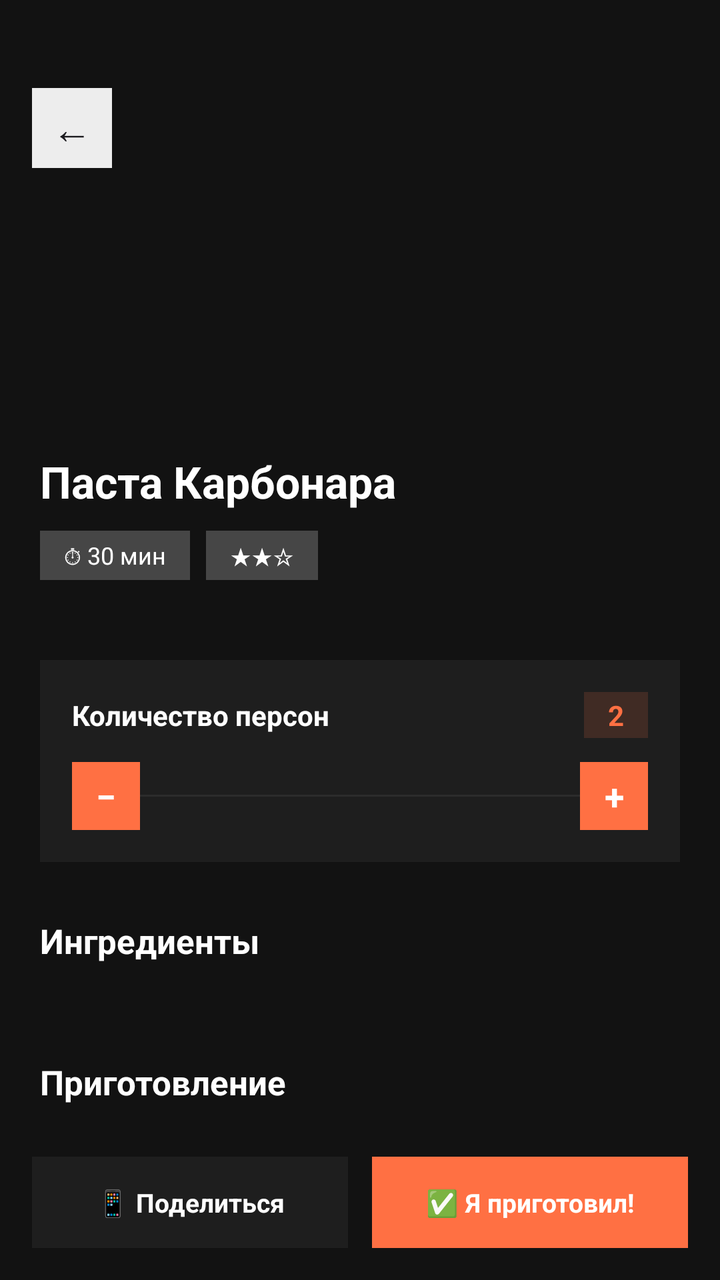
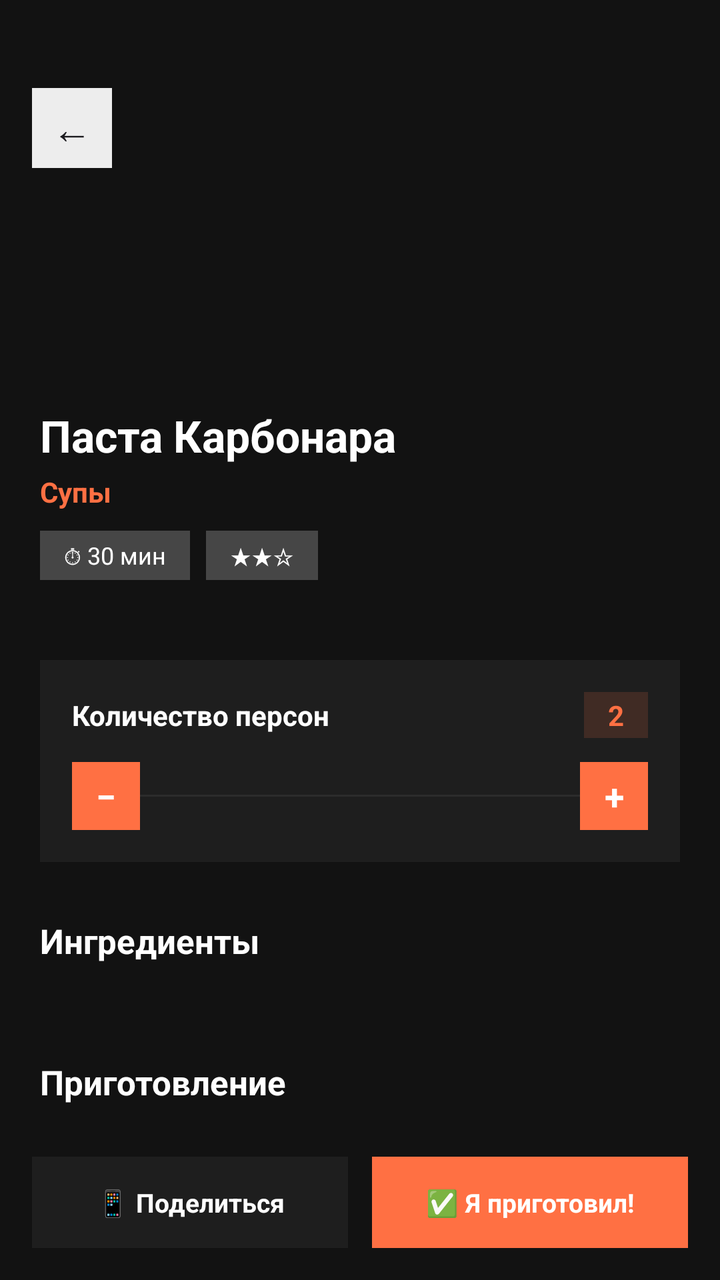

Screens rendered from an Android XML layout before and after an edit, with the pre-edit source and the edit as a unified diff.
<!-- AndroidManifest.xml: application theme Theme.Application -->
<!-- res/layout/fragment_recipe_detail.xml -->
<?xml version="1.0" encoding="utf-8"?>
<androidx.constraintlayout.widget.ConstraintLayout
    xmlns:android="http://schemas.android.com/apk/res/android"
    xmlns:app="http://schemas.android.com/apk/res-auto"
    android:layout_width="match_parent"
    android:layout_height="match_parent"
    android:background="#121212">

    <androidx.core.widget.NestedScrollView
        android:id="@+id/scroll"
        android:layout_width="0dp"
        android:layout_height="0dp"
        app:layout_constraintTop_toTopOf="parent"
        app:layout_constraintBottom_toTopOf="@id/bottomBar"
        app:layout_constraintStart_toStartOf="parent"
        app:layout_constraintEnd_toEndOf="parent">

        <LinearLayout
            android:layout_width="match_parent"
            android:layout_height="wrap_content"
            android:orientation="vertical">

            
            <FrameLayout
                android:layout_width="match_parent"
                android:layout_height="310dp">

                <ImageView
                    android:id="@+id/heroImage"
                    android:layout_width="match_parent"
                    android:layout_height="match_parent"
                    android:scaleType="centerCrop"
                    android:background="#2C2C2C" />

                <View
                    android:layout_width="match_parent"
                    android:layout_height="match_parent"
                    android:background="#99000000" />

                <TextView
                    android:id="@+id/backButton"
                    android:layout_width="40dp"
                    android:layout_height="40dp"
                    android:layout_marginTop="44dp"
                    android:layout_marginStart="16dp"
                    android:background="#ECFFFFFF"
                    android:gravity="center"
                    android:text="←"
                    android:textColor="#1C1B1F"
                    android:textSize="20sp" />

                <LinearLayout
                    android:layout_width="match_parent"
                    android:layout_height="wrap_content"
                    android:layout_gravity="bottom"
                    android:orientation="vertical"
                    android:padding="20dp">

                    <TextView
                        android:id="@+id/titleText"
                        android:layout_width="wrap_content"
                        android:layout_height="wrap_content"
                        android:text="Паста Карбонара"
                        android:textColor="#FFFFFF"
                        android:textSize="22sp"
                        android:textStyle="bold" />

                    <LinearLayout
                        android:layout_width="wrap_content"
                        android:layout_height="wrap_content"
                        android:layout_marginTop="10dp"
                        android:orientation="horizontal">

                        <TextView
                            android:id="@+id/timeChip"
                            android:layout_width="wrap_content"
                            android:layout_height="wrap_content"
                            android:background="#38FFFFFF"
                            android:paddingHorizontal="12dp"
                            android:paddingVertical="4dp"
                            android:text="⏱ 30 мин"
                            android:textColor="#FFFFFF"
                            android:textSize="12sp" />

                        <TextView
                            android:id="@+id/difficultyChip"
                            android:layout_width="wrap_content"
                            android:layout_height="wrap_content"
                            android:layout_marginStart="8dp"
                            android:background="#38FFFFFF"
                            android:paddingHorizontal="12dp"
                            android:paddingVertical="4dp"
                            android:text="★★☆"
                            android:textColor="#FFFFFF"
                            android:textSize="12sp" />
                    </LinearLayout>
                </LinearLayout>
            </FrameLayout>

            
            <LinearLayout
                android:layout_width="match_parent"
                android:layout_height="wrap_content"
                android:layout_margin="20dp"
                android:background="#1E1E1E"
                android:orientation="vertical"
                android:padding="16dp">

                <LinearLayout
                    android:layout_width="match_parent"
                    android:layout_height="wrap_content"
                    android:gravity="center_vertical"
                    android:orientation="horizontal">

                    <TextView
                        android:layout_width="0dp"
                        android:layout_height="wrap_content"
                        android:layout_weight="1"
                        android:text="Количество персон"
                        android:textColor="#FFFFFF"
                        android:textSize="14sp"
                        android:textStyle="bold" />

                    <TextView
                        android:id="@+id/servingsValue"
                        android:layout_width="wrap_content"
                        android:layout_height="wrap_content"
                        android:background="#26FF7043"
                        android:paddingHorizontal="12dp"
                        android:paddingVertical="2dp"
                        android:text="2"
                        android:textColor="#FF7043"
                        android:textSize="14sp"
                        android:textStyle="bold" />
                </LinearLayout>

                <LinearLayout
                    android:layout_width="match_parent"
                    android:layout_height="wrap_content"
                    android:layout_marginTop="12dp"
                    android:gravity="center_vertical"
                    android:orientation="horizontal">

                    <TextView
                        android:id="@+id/btnMinus"
                        android:layout_width="34dp"
                        android:layout_height="34dp"
                        android:background="#FF7043"
                        android:gravity="center"
                        android:text="−"
                        android:textColor="#FFFFFF"
                        android:textSize="18sp"
                        android:textStyle="bold" />

                    <View
                        android:layout_width="0dp"
                        android:layout_height="1dp"
                        android:layout_weight="1"
                        android:background="#2C2C2C" />

                    <TextView
                        android:id="@+id/btnPlus"
                        android:layout_width="34dp"
                        android:layout_height="34dp"
                        android:background="#FF7043"
                        android:gravity="center"
                        android:text="+"
                        android:textColor="#FFFFFF"
                        android:textSize="18sp"
                        android:textStyle="bold" />
                </LinearLayout>
            </LinearLayout>

            
            <TextView
                android:layout_width="wrap_content"
                android:layout_height="wrap_content"
                android:layout_marginStart="20dp"
                android:layout_marginTop="8dp"
                android:text="Ингредиенты"
                android:textColor="#FFFFFF"
                android:textSize="17sp"
                android:textStyle="bold" />

            <LinearLayout
                android:id="@+id/ingredientsList"
                android:layout_width="match_parent"
                android:layout_height="wrap_content"
                android:layout_margin="20dp"
                android:background="#1E1E1E"
                android:orientation="vertical" />

            
            <TextView
                android:layout_width="wrap_content"
                android:layout_height="wrap_content"
                android:layout_marginStart="20dp"
                android:layout_marginTop="8dp"
                android:text="Приготовление"
                android:textColor="#FFFFFF"
                android:textSize="17sp"
                android:textStyle="bold" />

            <TextView
                android:id="@+id/instructionsText"
                android:layout_width="match_parent"
                android:layout_height="wrap_content"
                android:layout_marginHorizontal="20dp"
                android:layout_marginTop="12dp"
                android:lineSpacingExtra="6dp"
                android:textColor="#FFFFFF"
                android:textSize="13sp" />
        </LinearLayout>
    </androidx.core.widget.NestedScrollView>

    
    <LinearLayout
        android:id="@+id/bottomBar"
        android:layout_width="0dp"
        android:layout_height="wrap_content"
        android:background="#121212"
        android:orientation="horizontal"
        android:padding="16dp"
        app:layout_constraintBottom_toBottomOf="parent"
        app:layout_constraintStart_toStartOf="parent"
        app:layout_constraintEnd_toEndOf="parent">

        <TextView
            android:id="@+id/btnShare"
            android:layout_width="0dp"
            android:layout_height="wrap_content"
            android:layout_weight="1"
            android:background="#1E1E1E"
            android:gravity="center"
            android:paddingVertical="14dp"
            android:text="📱 Поделиться"
            android:textColor="#FFFFFF"
            android:textSize="13sp"
            android:textStyle="bold" />

        <TextView
            android:id="@+id/btnCooked"
            android:layout_width="0dp"
            android:layout_height="wrap_content"
            android:layout_marginStart="12dp"
            android:layout_weight="1"
            android:background="#FF7043"
            android:gravity="center"
            android:paddingVertical="14dp"
            android:text="✅ Я приготовил!"
            android:textColor="#FFFFFF"
            android:textSize="13sp"
            android:textStyle="bold" />
    </LinearLayout>

</androidx.constraintlayout.widget.ConstraintLayout>
<!-- resources referenced by this layout -->
<resources>
  <style name="Theme.Application" parent="Base.Theme.Application" />
  <style name="Base.Theme.Application" parent="Theme.Material3.DayNight.NoActionBar">
          
          
      </style>
</resources>

<!-- the commit's change to res/layout/fragment_recipe_detail.xml (unified diff, before → after) -->
@@ -37,18 +37,6 @@
                     android:layout_height="match_parent"
                     android:background="#99000000" />
 
-                <TextView
-                    android:id="@+id/backButton"
-                    android:layout_width="40dp"
-                    android:layout_height="40dp"
-                    android:layout_marginTop="44dp"
-                    android:layout_marginStart="16dp"
-                    android:background="#ECFFFFFF"
-                    android:gravity="center"
-                    android:text="←"
-                    android:textColor="#1C1B1F"
-                    android:textSize="20sp" />
-
                 <LinearLayout
                     android:layout_width="match_parent"
                     android:layout_height="wrap_content"
@@ -63,6 +51,16 @@
                         android:text="Паста Карбонара"
                         android:textColor="#FFFFFF"
                         android:textSize="22sp"
+                        android:textStyle="bold" />
+
+                    <TextView
+                        android:id="@+id/categoryText"
+                        android:layout_width="wrap_content"
+                        android:layout_height="wrap_content"
+                        android:layout_marginTop="4dp"
+                        android:text="Супы"
+                        android:textColor="#FF7043"
+                        android:textSize="14sp"
                         android:textStyle="bold" />
 
                     <LinearLayout
@@ -253,4 +251,19 @@
             android:textStyle="bold" />
     </LinearLayout>
 
+    
+    <TextView
+        android:id="@+id/backButton"
+        android:layout_width="40dp"
+        android:layout_height="40dp"
+        android:layout_marginTop="44dp"
+        android:layout_marginStart="16dp"
+        android:background="#ECFFFFFF"
+        android:gravity="center"
+        android:text="←"
+        android:textColor="#1C1B1F"
+        android:textSize="20sp"
+        app:layout_constraintTop_toTopOf="parent"
+        app:layout_constraintStart_toStartOf="parent" />
+
 </androidx.constraintlayout.widget.ConstraintLayout>
